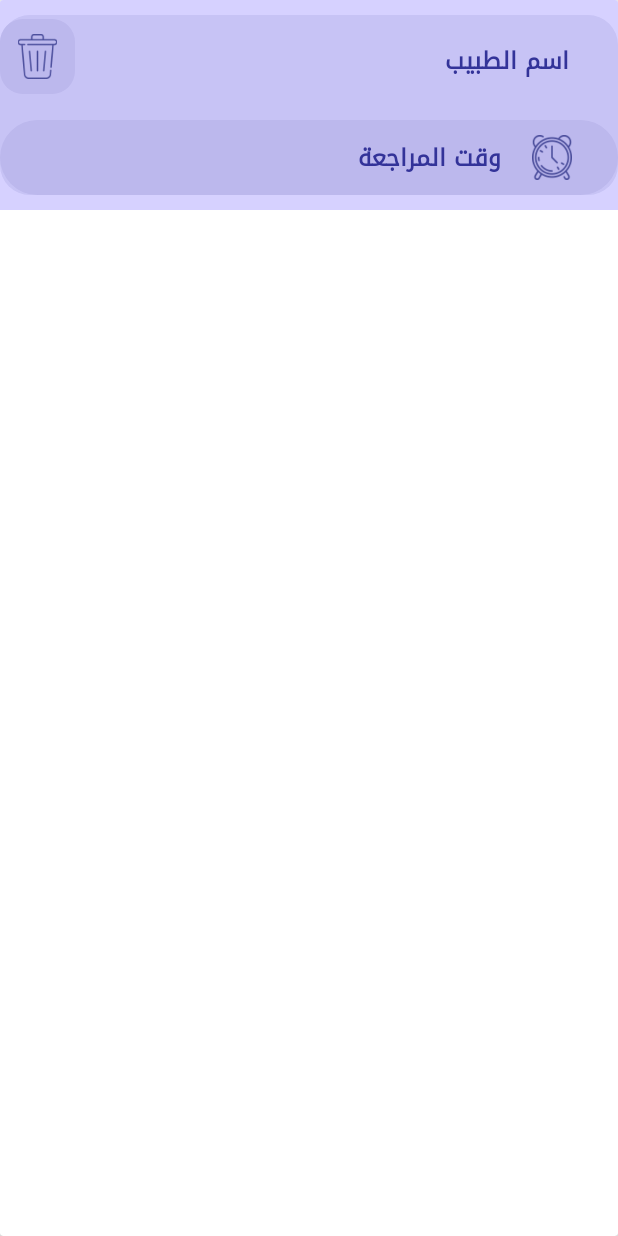
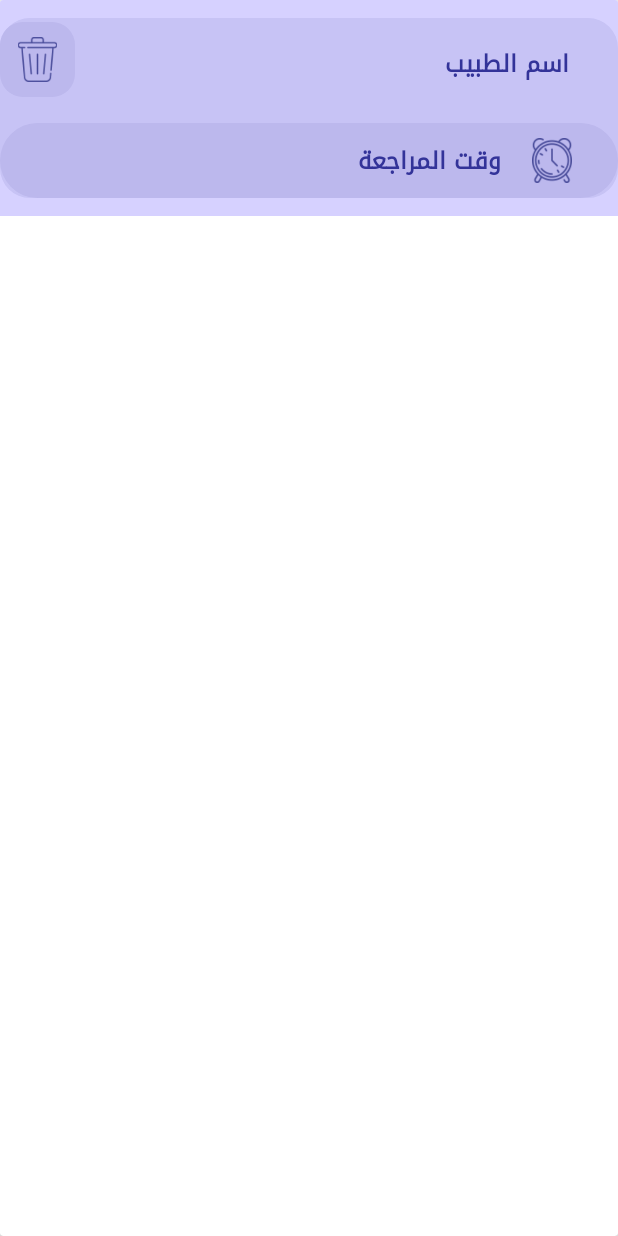
Before and after one commit to Alna7ari/Sugar, an Android app: the layout cardview_notifactions.xml on its own in the app's theme, with its tools: preview values and no code run, on a phone screen of 412 x 824 dp. Run offline under Robolectric (Android 15) with nearby library versions, the phone set to English and light mode, and no system bars; Roboto replaces fonts that are not available here.

Commit message:
رفع اخر التعديلات

```diff
--- a/app/src/main/res/layout/cardview_notifactions.xml
+++ b/app/src/main/res/layout/cardview_notifactions.xml
@@ -18,8 +18,8 @@
             android:id="@+id/constraintLayout7"
             android:layout_width="0dp"
             android:layout_height="120dp"
-            android:layout_marginTop="10dp"
-            android:layout_marginBottom="10dp"
+            android:layout_marginTop="12dp"
+            android:layout_marginBottom="12dp"
             android:background="@drawable/custom_continar_shape"
             app:layout_constraintBottom_toBottomOf="parent"
             app:layout_constraintEnd_toEndOf="parent"
```
